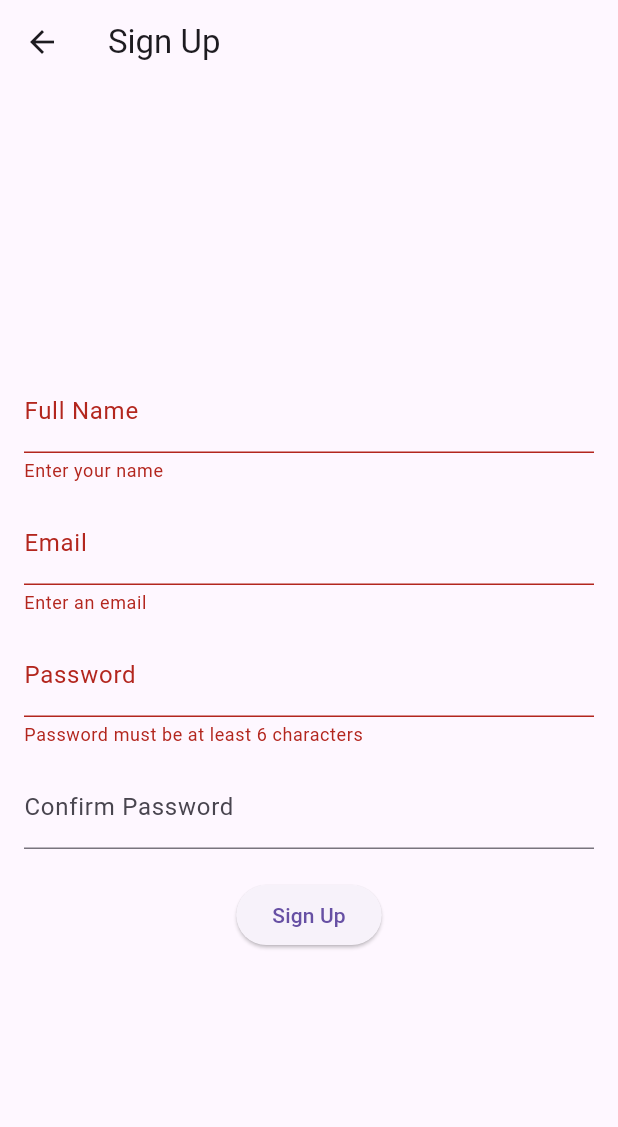
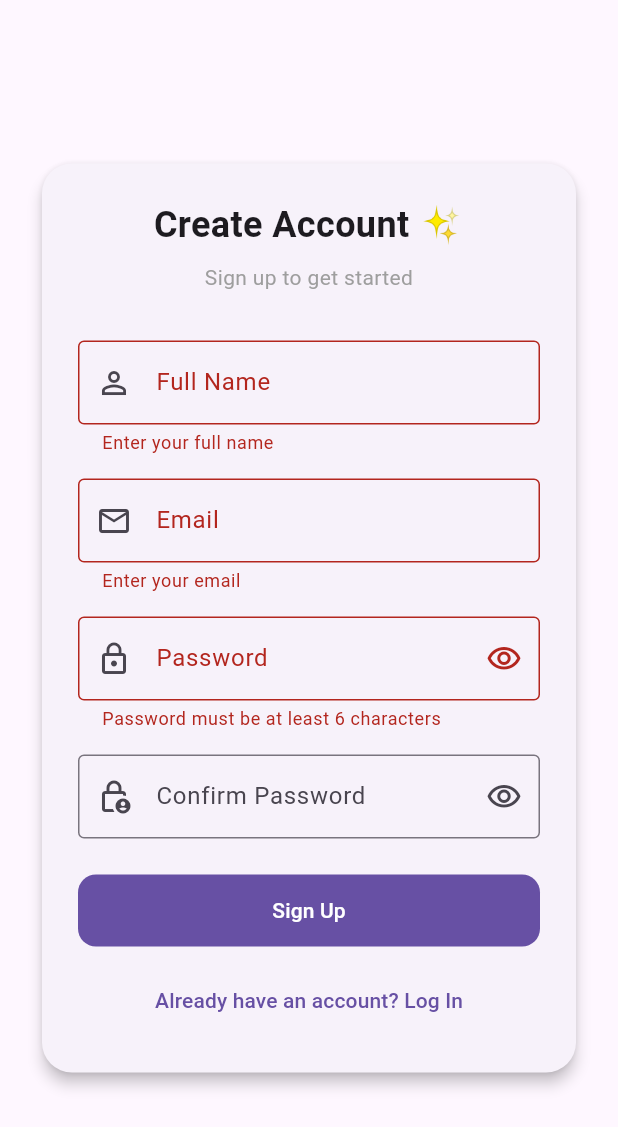
Before and after one commit to chastxyper/growday, a Flutter app: the SignupPage screen opened directly, after a tap on "Sign Up", on a phone screen of 412 x 824 dp. Shown: the top 1127 px of the screen. Run offline on Flutter 3.47's test engine with Material 3 defaults, Android fonts, the phone set to English and light mode, and no system bars; our stand-ins replace cloud_firestore, firebase_auth, firebase_core; accounts and stored records are empty.

Commit message:
day 20: updated the signup UI for improved UX

```diff
--- a/lib/screens/signup_page.dart
+++ b/lib/screens/signup_page.dart
@@ -18,6 +18,8 @@ class _SignupPageState extends State<SignupPage> {
   final _confirmPasswordController = TextEditingController();
 
   bool _isLoading = false;
+  bool _isPasswordVisible = false;
+  bool _isConfirmPasswordVisible = false;
 
   @override
   void dispose() {
@@ -28,22 +30,59 @@ class _SignupPageState extends State<SignupPage> {
     super.dispose();
   }
 
+  Future<void> _showAlert(
+    String title,
+    String message, {
+    bool isSuccess = false,
+  }) async {
+    await showDialog(
+      context: context,
+      builder: (context) => AlertDialog(
+        shape: RoundedRectangleBorder(borderRadius: BorderRadius.circular(20)),
+        title: Row(
+          children: [
+            Icon(
+              isSuccess ? Icons.check_circle_outline : Icons.error_outline,
+              color: isSuccess ? Colors.green : Colors.red,
+            ),
+            const SizedBox(width: 8),
+            Text(title),
+          ],
+        ),
+        content: Text(message),
+        actions: [
+          TextButton(
+            onPressed: () => Navigator.pop(context),
+            child: const Text("OK"),
+          ),
+        ],
+      ),
+    );
+
+    if (isSuccess && mounted) {
+      ScaffoldMessenger.of(context).showSnackBar(
+        const SnackBar(
+          content: Text("🎉 Signup successful!"),
+          backgroundColor: Colors.green,
+          behavior: SnackBarBehavior.floating,
+          duration: Duration(seconds: 3),
+        ),
+      );
+    }
+  }
+
   Future<void> _signup() async {
     if (!_formKey.currentState!.validate()) return;
 
     if (_passwordController.text.trim() !=
         _confirmPasswordController.text.trim()) {
-      if (!mounted) return;
-      ScaffoldMessenger.of(
-        context,
-      ).showSnackBar(const SnackBar(content: Text("Passwords don’t match")));
+      await _showAlert("Password Error", "Passwords do not match");
       return;
     }
 
     try {
       setState(() => _isLoading = true);
 
-      // Step 1: Create user in FirebaseAuth
       final userCred = await FirebaseAuth.instance
           .createUserWithEmailAndPassword(
             email: _emailController.text.trim(),
@@ -52,34 +91,25 @@ class _SignupPageState extends State<SignupPage> {
 
       final uid = userCred.user!.uid;
 
-      // Step 2: Save user profile in Firestore
       await FirebaseFirestore.instance.collection("users").doc(uid).set({
         "fullName": _fullNameController.text.trim(),
         "email": _emailController.text.trim(),
         "createdAt": FieldValue.serverTimestamp(),
       });
 
-      if (!mounted) return;
-      ScaffoldMessenger.of(
-        context,
-      ).showSnackBar(const SnackBar(content: Text("Signup successful!")));
+      await _showAlert(
+        "Signup Successful",
+        "Welcome, ${_fullNameController.text}!",
+        isSuccess: true,
+      );
 
-      Navigator.pop(context); // go back to login page
+      if (mounted) Navigator.pop(context);
     } on FirebaseAuthException catch (e) {
-      if (!mounted) return;
-      ScaffoldMessenger.of(
-        context,
-      ).showSnackBar(SnackBar(content: Text("Auth error: ${e.message}")));
+      await _showAlert("Signup Failed", e.message ?? "Authentication error");
     } on FirebaseException catch (e) {
-      if (!mounted) return;
-      ScaffoldMessenger.of(
-        context,
-      ).showSnackBar(SnackBar(content: Text("Firestore error: ${e.message}")));
+      await _showAlert("Database Error", e.message ?? "Firestore issue");
     } catch (e) {
-      if (!mounted) return;
-      ScaffoldMessenger.of(
-        context,
-      ).showSnackBar(SnackBar(content: Text("Unexpected error: $e")));
+      await _showAlert("Unexpected Error", e.toString());
     } finally {
       if (mounted) setState(() => _isLoading = false);
     }
@@ -88,65 +118,144 @@ class _SignupPageState extends State<SignupPage> {
   @override
   Widget build(BuildContext context) {
     return Scaffold(
-      appBar: AppBar(title: const Text("Sign Up")),
+      backgroundColor: Theme.of(context).colorScheme.surface,
       body: Center(
         child: SingleChildScrollView(
-          padding: const EdgeInsets.all(16.0),
+          padding: const EdgeInsets.all(24),
           child: ConstrainedBox(
-            constraints: const BoxConstraints(maxWidth: 400), // like a card
+            constraints: const BoxConstraints(maxWidth: 400),
+            child: Card(
+              elevation: 4,
+              shape: RoundedRectangleBorder(
+                borderRadius: BorderRadius.circular(20),
+              ),
+              child: Padding(
+                padding: const EdgeInsets.all(24),
                 child: Form(
                   key: _formKey,
                   child: Column(
-                mainAxisAlignment: MainAxisAlignment.center, // vertical center
-                crossAxisAlignment: CrossAxisAlignment.center, // horizontal
                     mainAxisSize: MainAxisSize.min,
+                    crossAxisAlignment: CrossAxisAlignment.stretch,
                     children: [
-                  // Full name field
+                      const Text(
+                        "Create Account ✨",
+                        textAlign: TextAlign.center,
+                        style: TextStyle(
+                          fontSize: 24,
+                          fontWeight: FontWeight.bold,
+                        ),
+                      ),
+                      const SizedBox(height: 8),
+                      const Text(
+                        "Sign up to get started",
+                        textAlign: TextAlign.center,
+                        style: TextStyle(color: Colors.grey),
+                      ),
+                      const SizedBox(height: 32),
+
+                      // Full name
                       TextFormField(
                         controller: _fullNameController,
-                    decoration: const InputDecoration(labelText: "Full Name"),
-                    validator: (val) =>
-                        val == null || val.isEmpty ? "Enter your name" : null,
+                        decoration: const InputDecoration(
+                          labelText: "Full Name",
+                          prefixIcon: Icon(Icons.person_outline),
+                          border: OutlineInputBorder(),
                         ),
-                  const SizedBox(height: 12),
+                        validator: (val) => val == null || val.isEmpty
+                            ? "Enter your full name"
+                            : null,
+                      ),
+                      const SizedBox(height: 16),
 
-                  // Email field
+                      // Email
                       TextFormField(
                         controller: _emailController,
-                    decoration: const InputDecoration(labelText: "Email"),
-                    validator: (val) =>
-                        val == null || val.isEmpty ? "Enter an email" : null,
+                        decoration: const InputDecoration(
+                          labelText: "Email",
+                          prefixIcon: Icon(Icons.email_outlined),
+                          border: OutlineInputBorder(),
                         ),
-                  const SizedBox(height: 12),
+                        validator: (val) => val == null || val.isEmpty
+                            ? "Enter your email"
+                            : null,
+                      ),
+                      const SizedBox(height: 16),
 
-                  // Password field
+                      // Password
                       TextFormField(
                         controller: _passwordController,
-                    decoration: const InputDecoration(labelText: "Password"),
-                    obscureText: true,
+                        obscureText: !_isPasswordVisible,
+                        decoration: InputDecoration(
+                          labelText: "Password",
+                          prefixIcon: const Icon(Icons.lock_outline),
+                          border: const OutlineInputBorder(),
+                          suffixIcon: IconButton(
+                            icon: Icon(
+                              _isPasswordVisible
+                                  ? Icons.visibility_off_outlined
+                                  : Icons.visibility_outlined,
+                            ),
+                            onPressed: () {
+                              setState(() {
+                                _isPasswordVisible = !_isPasswordVisible;
+                              });
+                            },
+                          ),
+                        ),
                         validator: (val) => val != null && val.length < 6
                             ? "Password must be at least 6 characters"
                             : null,
                       ),
+                      const SizedBox(height: 16),
+
+                      // Confirm Password
+                      TextFormField(
+                        controller: _confirmPasswordController,
+                        obscureText: !_isConfirmPasswordVisible,
+                        decoration: InputDecoration(
+                          labelText: "Confirm Password",
+                          prefixIcon: const Icon(Icons.lock_person_outlined),
+                          border: const OutlineInputBorder(),
+                          suffixIcon: IconButton(
+                            icon: Icon(
+                              _isConfirmPasswordVisible
+                                  ? Icons.visibility_off_outlined
+                                  : Icons.visibility_outlined,
+                            ),
+                            onPressed: () {
+                              setState(() {
+                                _isConfirmPasswordVisible =
+                                    !_isConfirmPasswordVisible;
+                              });
+                            },
+                          ),
+                        ),
+                      ),
+                      const SizedBox(height: 24),
+
+                      _isLoading
+                          ? const Center(child: CircularProgressIndicator())
+                          : FilledButton(
+                              onPressed: _signup,
+                              style: FilledButton.styleFrom(
+                                padding: const EdgeInsets.symmetric(
+                                  vertical: 14,
+                                ),
+                                shape: RoundedRectangleBorder(
+                                  borderRadius: BorderRadius.circular(12),
+                                ),
+                              ),
+                              child: const Text("Sign Up"),
+                            ),
                       const SizedBox(height: 12),
 
-                  // Confirm password field
-                  TextFormField(
-                    controller: _confirmPasswordController,
-                    decoration: const InputDecoration(
-                      labelText: "Confirm Password",
-                    ),
-                    obscureText: true,
-                  ),
-                  const SizedBox(height: 20),
-
-                  _isLoading
-                      ? const CircularProgressIndicator()
-                      : ElevatedButton(
-                          onPressed: _signup,
-                          child: const Text("Sign Up"),
+                      TextButton(
+                        onPressed: () => Navigator.pop(context),
+                        child: const Text("Already have an account? Log In"),
                       ),
                     ],
+                  ),
+                ),
               ),
             ),
           ),
```
Lines whose indentation alone changed are shown as unchanged.
